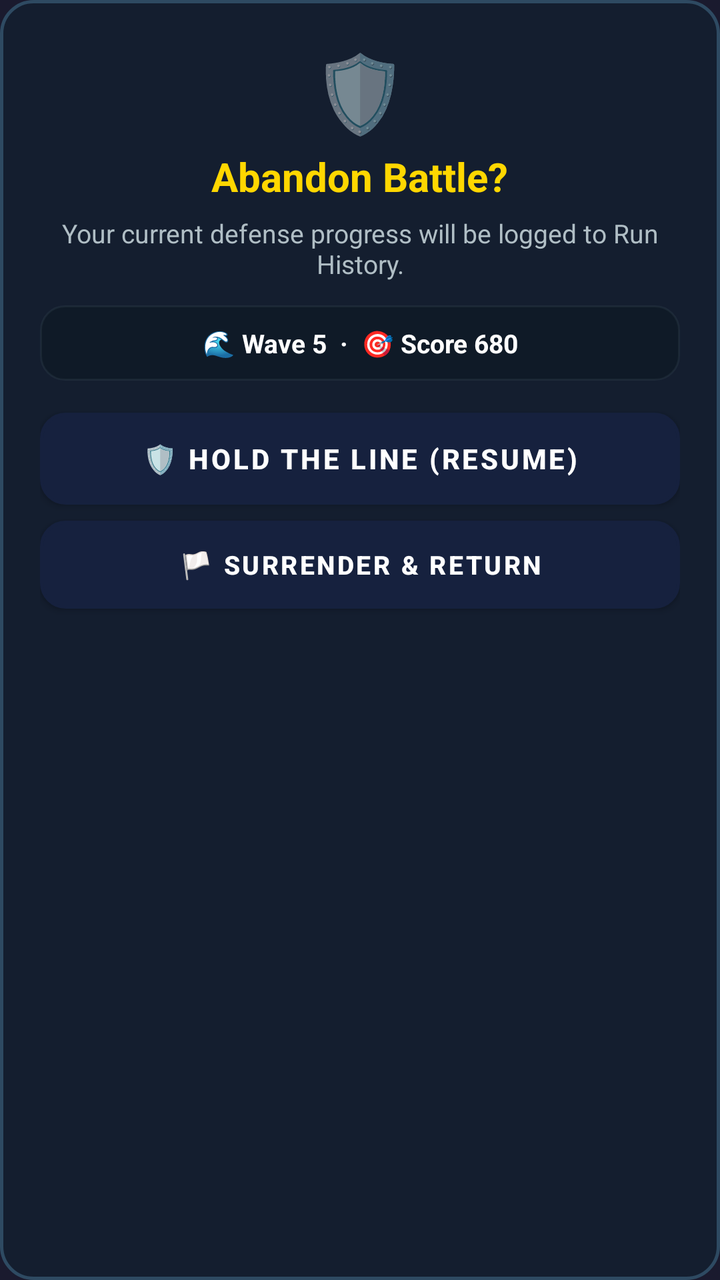
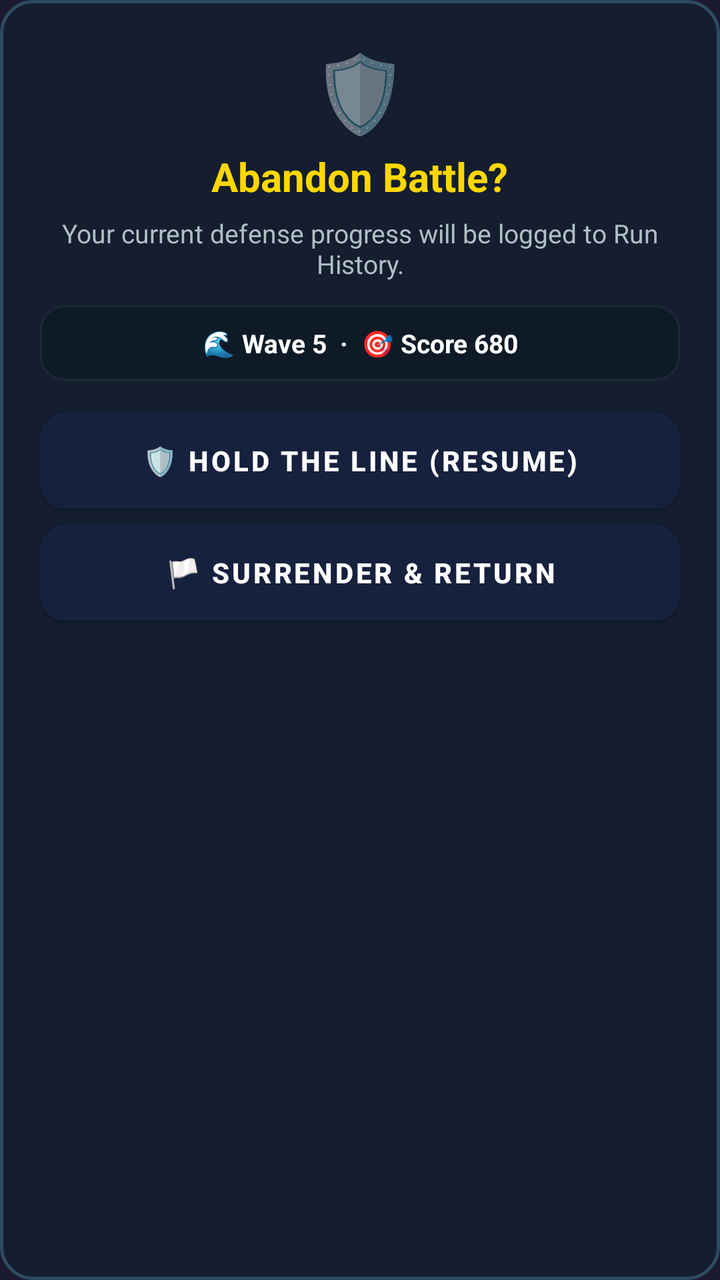

The first picture is an Android layout as it rendered before a commit; the second is the same layout after the commit. The layout source and the unified diff follow.
<!-- AndroidManifest.xml: application theme Theme.MyApp -->
<!-- res/layout/dialog_confirm_quit.xml -->
<?xml version="1.0" encoding="utf-8"?>
<LinearLayout xmlns:android="http://schemas.android.com/apk/res/android"
    android:layout_width="match_parent"
    android:layout_height="wrap_content"
    android:orientation="vertical"
    android:background="@drawable/bg_card_glass"
    android:padding="20dp"
    android:gravity="center_horizontal">

    <TextView
        android:layout_width="wrap_content"
        android:layout_height="wrap_content"
        android:text="🛡️"
        android:textSize="38sp" />

    <TextView
        android:id="@+id/quit_dialog_title"
        android:layout_width="wrap_content"
        android:layout_height="wrap_content"
        android:text="Abandon Battle?"
        android:textColor="@color/gold"
        android:textSize="20sp"
        android:textStyle="bold"
        android:layout_marginTop="4dp"
        android:gravity="center" />

    <TextView
        android:id="@+id/quit_dialog_message"
        android:layout_width="wrap_content"
        android:layout_height="wrap_content"
        android:text="Your current defense progress will be logged to Run History."
        android:textColor="#B0BEC5"
        android:textSize="13sp"
        android:layout_marginTop="6dp"
        android:gravity="center" />

    <TextView
        android:id="@+id/quit_dialog_stats"
        android:layout_width="match_parent"
        android:layout_height="wrap_content"
        android:background="@drawable/bg_hud_chip"
        android:padding="10dp"
        android:gravity="center"
        android:text="🌊 Wave 5  ·  🎯 Score 680"
        android:textColor="@color/white"
        android:textSize="13sp"
        android:textStyle="bold"
        android:layout_marginTop="12dp" />

    <Button
        android:id="@+id/btn_resume_run"
        android:layout_width="match_parent"
        android:layout_height="46dp"
        android:background="@drawable/bg_btn_green"
        android:text="🛡️ Hold the Line (Resume)"
        android:textColor="@color/white"
        android:textSize="14sp"
        android:textStyle="bold"
        android:layout_marginTop="16dp" />

    <Button
        android:id="@+id/btn_confirm_abandon"
        android:layout_width="match_parent"
        android:layout_height="44dp"
        android:background="@drawable/bg_btn_danger"
        android:text="🏳️ Surrender &amp; Return"
        android:textColor="@color/white"
        android:textSize="13sp"
        android:textStyle="bold"
        android:layout_marginTop="8dp" />
</LinearLayout>
<!-- resources referenced by this layout -->
<resources>
  <color name="gold">#FFFFD700</color>
  <color name="white">#FFFFFFFF</color>
  <!-- drawable bg_btn_danger (drawable) -->
  ﻿<?xml version="1.0" encoding="utf-8"?>
  <ripple xmlns:android="http://schemas.android.com/apk/res/android"
      android:color="@color/ripple_light">
      <item>
          <shape android:shape="rectangle">
              <gradient
                  android:angle="270"
                  android:startColor="@color/btn_danger"
                  android:endColor="@color/btn_danger_dark" />
              <corners android:radius="12dp" />
              <stroke android:width="1.5dp" android:color="#FF8A80" />
          </shape>
      </item>
  </ripple>
  <!-- drawable bg_btn_green (drawable) -->
  ﻿<?xml version="1.0" encoding="utf-8"?>
  <ripple xmlns:android="http://schemas.android.com/apk/res/android"
      android:color="@color/ripple_light">
      <item>
          <shape android:shape="rectangle">
              <gradient
                  android:angle="270"
                  android:startColor="@color/btn_action_green"
                  android:endColor="@color/btn_action_green_dark" />
              <corners android:radius="12dp" />
              <stroke android:width="1.5dp" android:color="#B9F6CA" />
          </shape>
      </item>
  </ripple>
  <!-- drawable bg_card_glass (drawable) -->
  ﻿<?xml version="1.0" encoding="utf-8"?>
  <shape xmlns:android="http://schemas.android.com/apk/res/android"
      android:shape="rectangle">
      <solid android:color="@color/surface_glass" />
      <corners android:radius="16dp" />
      <stroke android:width="1.5dp" android:color="@color/surface_glass_border" />
  </shape>
  <!-- drawable bg_hud_chip (drawable) -->
  ﻿<?xml version="1.0" encoding="utf-8"?>
  <shape xmlns:android="http://schemas.android.com/apk/res/android"
      android:shape="rectangle">
      <solid android:color="@color/hud_chip_bg" />
      <corners android:radius="12dp" />
      <stroke android:width="1dp" android:color="@color/hud_chip_border" />
  </shape>
  <style name="Theme.MyApp" parent="Theme.MaterialComponents.DayNight.NoActionBar">
          <item name="colorPrimary">@color/bg_header</item>
          <item name="colorPrimaryVariant">@color/bg_dark</item>
          <item name="colorOnPrimary">@color/gold</item>
          <item name="colorSecondary">@color/gold</item>
          <item name="colorSecondaryVariant">@color/gold</item>
          <item name="colorOnSecondary">@color/bg_dark</item>
          <item name="android:statusBarColor">@color/bg_header</item>
          <item name="android:navigationBarColor">@color/bg_dark</item>
          <item name="android:windowBackground">@color/bg_dark</item>
      </style>
  <color name="ripple_light">#33FFFFFF</color>
  <color name="btn_danger">#D50000</color>
  <color name="btn_danger_dark">#B71C1C</color>
  <color name="btn_action_green">#00C853</color>
  <color name="btn_action_green_dark">#1B5E20</color>
  <color name="surface_glass">#EE141F30</color>
  <color name="surface_glass_border">#2E4A62</color>
  <color name="hud_chip_bg">#D90F1A26</color>
  <color name="hud_chip_border">#33455A64</color>
  <color name="bg_header">#FF16213E</color>
  <color name="bg_dark">#FF1A1A2E</color>
</resources>

<!-- the commit's change to res/layout/dialog_confirm_quit.xml (unified diff, before → after) -->
@@ -50,7 +50,7 @@
     <Button
         android:id="@+id/btn_resume_run"
         android:layout_width="match_parent"
-        android:layout_height="46dp"
+        android:layout_height="48dp"
         android:background="@drawable/bg_btn_green"
         android:text="🛡️ Hold the Line (Resume)"
         android:textColor="@color/white"
@@ -61,11 +61,11 @@
     <Button
         android:id="@+id/btn_confirm_abandon"
         android:layout_width="match_parent"
-        android:layout_height="44dp"
+        android:layout_height="48dp"
         android:background="@drawable/bg_btn_danger"
         android:text="🏳️ Surrender &amp; Return"
         android:textColor="@color/white"
-        android:textSize="13sp"
+        android:textSize="14sp"
         android:textStyle="bold"
         android:layout_marginTop="8dp" />
 </LinearLayout>
